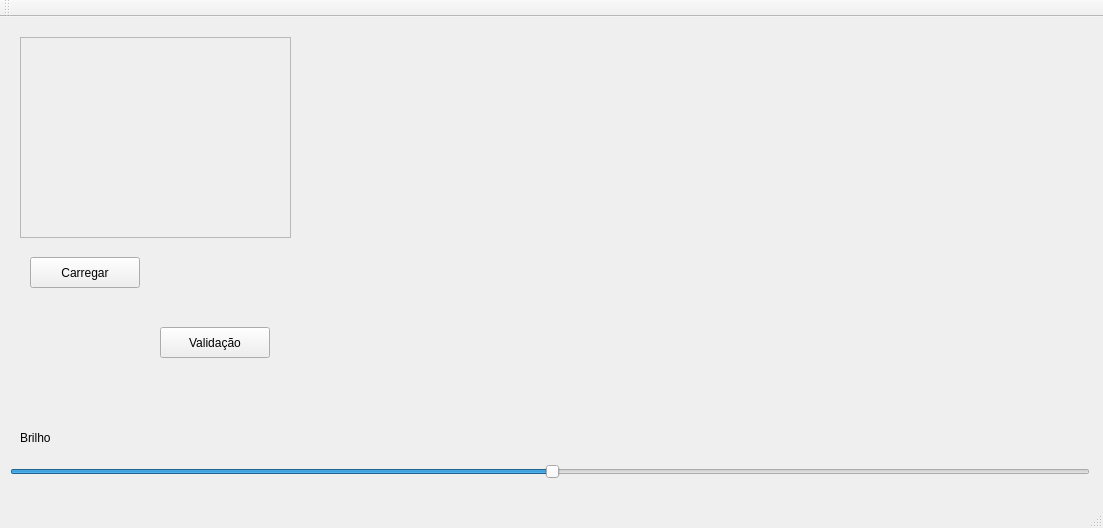
Before: the Qt Designer form mainwindow.ui in chr0m1ng/imageEqualizator, drawn with Qt 5.
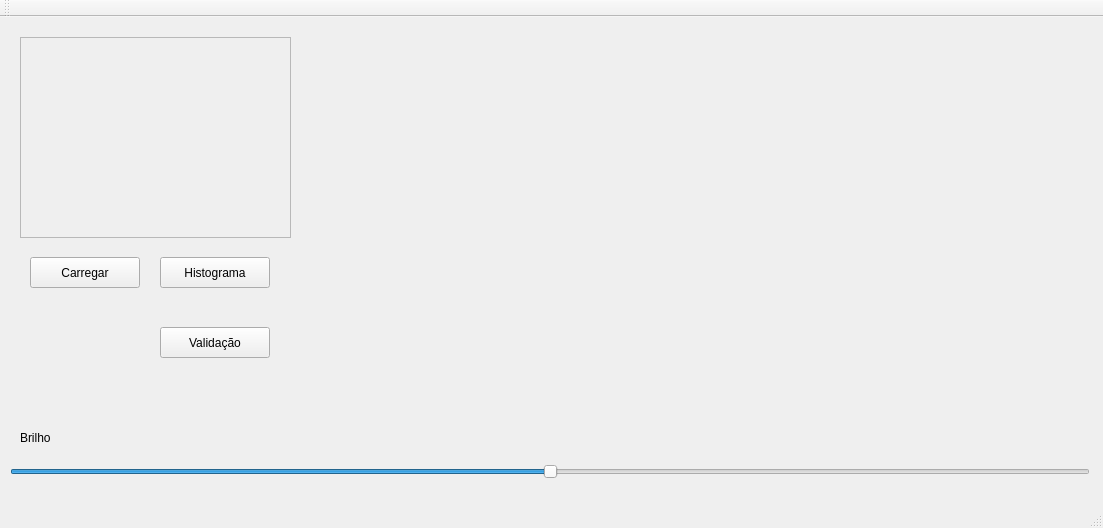
After: the same form once the commit is applied. Custom widgets are drawn as their Qt base class.

Commit message: Bright is working good, so glad...... Anyway, still without equalization and scroll options to change the brightness

```diff
--- a/mainwindow.ui
+++ b/mainwindow.ui
@@ -59,20 +59,23 @@
       <height>30</height>
      </rect>
     </property>
+    <property name="minimum">
+     <number>-200</number>
+    </property>
     <property name="maximum">
-     <number>251</number>
+     <number>200</number>
     </property>
     <property name="singleStep">
      <number>10</number>
     </property>
     <property name="pageStep">
-     <number>50</number>
+     <number>30</number>
     </property>
     <property name="value">
-     <number>126</number>
+     <number>0</number>
     </property>
     <property name="sliderPosition">
-     <number>126</number>
+     <number>0</number>
     </property>
     <property name="orientation">
      <enum>Qt::Horizontal</enum>
@@ -114,6 +117,19 @@
      <string>Validação</string>
     </property>
    </widget>
+   <widget class="QPushButton" name="btMakeHist">
+    <property name="geometry">
+     <rect>
+      <x>160</x>
+      <y>240</y>
+      <width>110</width>
+      <height>31</height>
+     </rect>
+    </property>
+    <property name="text">
+     <string>Histograma</string>
+    </property>
+   </widget>
   </widget>
   <widget class="QMenuBar" name="menuBar">
    <property name="geometry">
```
The commit also changes 1 other file.
